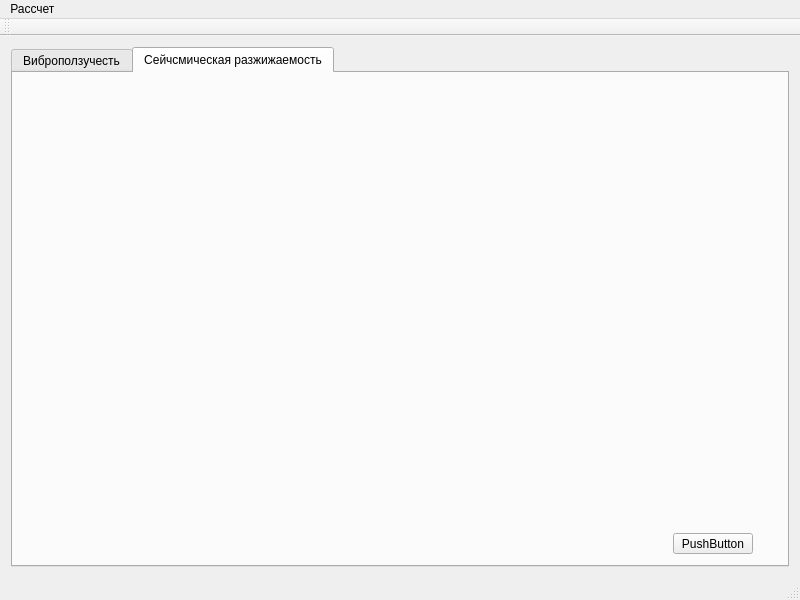
Qt form mainwindow.ui (geodryaev/LigaVibroLab) before a commit.
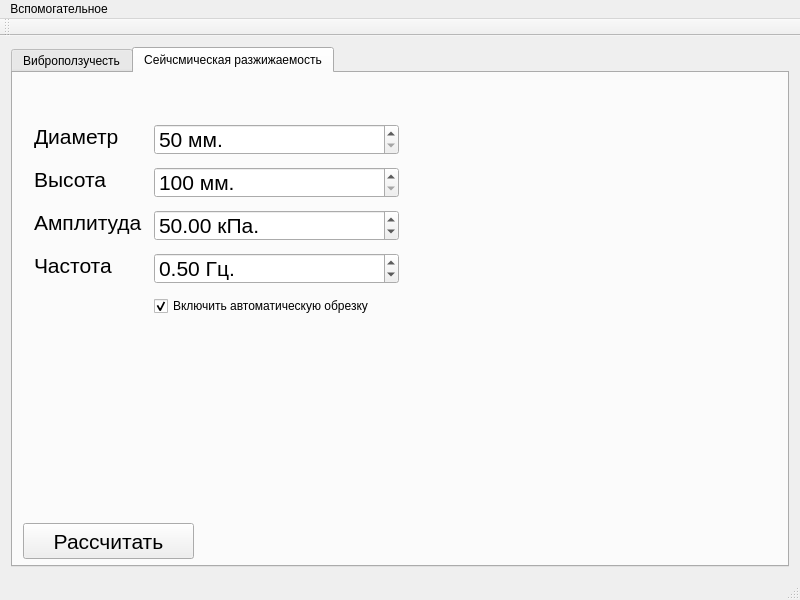
The same form after that commit. The open tabs and pages were chosen to show the change. Icons and pictures are not drawn.

```diff
--- a/mainwindow.ui
+++ b/mainwindow.ui
@@ -159,17 +159,212 @@
        <attribute name="title">
         <string>Сейчсмическая разжижаемость</string>
        </attribute>
-       <widget class="QPushButton" name="pushButton">
+       <widget class="QWidget" name="layoutWidget_2">
         <property name="geometry">
          <rect>
-          <x>660</x>
-          <y>460</y>
-          <width>80</width>
-          <height>21</height>
+          <x>10</x>
+          <y>40</y>
+          <width>387</width>
+          <height>214</height>
          </rect>
+        </property>
+        <layout class="QFormLayout" name="formLayout_2">
+         <property name="horizontalSpacing">
+          <number>12</number>
+         </property>
+         <property name="verticalSpacing">
+          <number>12</number>
+         </property>
+         <item row="0" column="0">
+          <widget class="QLabel" name="label_9">
+           <property name="sizePolicy">
+            <sizepolicy hsizetype="Fixed" vsizetype="Fixed">
+             <horstretch>0</horstretch>
+             <verstretch>0</verstretch>
+            </sizepolicy>
+           </property>
+           <property name="font">
+            <font>
+             <pointsize>16</pointsize>
+            </font>
+           </property>
+           <property name="text">
+            <string>Диаметр</string>
+           </property>
+          </widget>
+         </item>
+         <item row="0" column="1">
+          <widget class="QSpinBox" name="diametrs_2">
+           <property name="font">
+            <font>
+             <pointsize>16</pointsize>
+            </font>
+           </property>
+           <property name="suffix">
+            <string> мм.</string>
+           </property>
+           <property name="prefix">
+            <string/>
+           </property>
+           <property name="minimum">
+            <number>50</number>
+           </property>
+           <property name="maximum">
+            <number>500</number>
+           </property>
+           <property name="singleStep">
+            <number>10</number>
+           </property>
+          </widget>
+         </item>
+         <item row="1" column="0">
+          <widget class="QLabel" name="label_10">
+           <property name="sizePolicy">
+            <sizepolicy hsizetype="Fixed" vsizetype="Fixed">
+             <horstretch>0</horstretch>
+             <verstretch>0</verstretch>
+            </sizepolicy>
+           </property>
+           <property name="font">
+            <font>
+             <pointsize>16</pointsize>
+            </font>
+           </property>
+           <property name="text">
+            <string>Высота</string>
+           </property>
+          </widget>
+         </item>
+         <item row="1" column="1">
+          <widget class="QSpinBox" name="height_2">
+           <property name="font">
+            <font>
+             <pointsize>16</pointsize>
+            </font>
+           </property>
+           <property name="suffix">
+            <string> мм.</string>
+           </property>
+           <property name="prefix">
+            <string/>
+           </property>
+           <property name="minimum">
+            <number>100</number>
+           </property>
+           <property name="maximum">
+            <number>500</number>
+           </property>
+           <property name="singleStep">
+            <number>10</number>
+           </property>
+          </widget>
+         </item>
+         <item row="2" column="0">
+          <widget class="QLabel" name="label_11">
+           <property name="sizePolicy">
+            <sizepolicy hsizetype="Fixed" vsizetype="Fixed">
+             <horstretch>0</horstretch>
+             <verstretch>0</verstretch>
+            </sizepolicy>
+           </property>
+           <property name="font">
+            <font>
+             <pointsize>16</pointsize>
+            </font>
+           </property>
+           <property name="text">
+            <string>Амплитуда</string>
+           </property>
+          </widget>
+         </item>
+         <item row="4" column="1">
+          <widget class="QCheckBox" name="checkBox_2">
+           <property name="text">
+            <string>Включить автоматическую обрезку</string>
+           </property>
+           <property name="checked">
+            <bool>true</bool>
+           </property>
+           <property name="tristate">
+            <bool>false</bool>
+           </property>
+          </widget>
+         </item>
+         <item row="2" column="1">
+          <widget class="QDoubleSpinBox" name="ampl_2">
+           <property name="font">
+            <font>
+             <pointsize>16</pointsize>
+            </font>
+           </property>
+           <property name="suffix">
+            <string> кПа.</string>
+           </property>
+           <property name="maximum">
+            <double>1000.000000000000000</double>
+           </property>
+           <property name="value">
+            <double>50.000000000000000</double>
+           </property>
+          </widget>
+         </item>
+         <item row="3" column="0">
+          <widget class="QLabel" name="label_12">
+           <property name="sizePolicy">
+            <sizepolicy hsizetype="Fixed" vsizetype="Fixed">
+             <horstretch>0</horstretch>
+             <verstretch>0</verstretch>
+            </sizepolicy>
+           </property>
+           <property name="font">
+            <font>
+             <pointsize>16</pointsize>
+            </font>
+           </property>
+           <property name="text">
+            <string>Частота</string>
+           </property>
+          </widget>
+         </item>
+         <item row="3" column="1">
+          <widget class="QDoubleSpinBox" name="frquency_2">
+           <property name="font">
+            <font>
+             <pointsize>16</pointsize>
+            </font>
+           </property>
+           <property name="suffix">
+            <string> Гц.</string>
+           </property>
+           <property name="maximum">
+            <double>10.000000000000000</double>
+           </property>
+           <property name="singleStep">
+            <double>0.100000000000000</double>
+           </property>
+           <property name="value">
+            <double>0.500000000000000</double>
+           </property>
+          </widget>
+         </item>
+        </layout>
+       </widget>
+       <widget class="QPushButton" name="calculateVibro_2">
+        <property name="geometry">
+         <rect>
+          <x>10</x>
+          <y>450</y>
+          <width>171</width>
+          <height>36</height>
+         </rect>
+        </property>
+        <property name="font">
+         <font>
+          <pointsize>16</pointsize>
+         </font>
         </property>
         <property name="text">
-         <string>PushButton</string>
+         <string>Рассчитать</string>
         </property>
        </widget>
       </widget>
@@ -183,12 +378,12 @@
      <x>0</x>
      <y>0</y>
      <width>800</width>
-     <height>21</height>
+     <height>22</height>
     </rect>
    </property>
    <widget class="QMenu" name="menu">
     <property name="title">
-     <string>Рассчет </string>
+     <string>Вспомогательное</string>
     </property>
     <addaction name="action"/>
    </widget>
```
Left out of the diff: 94 changed lines with no effect on the pictures.
